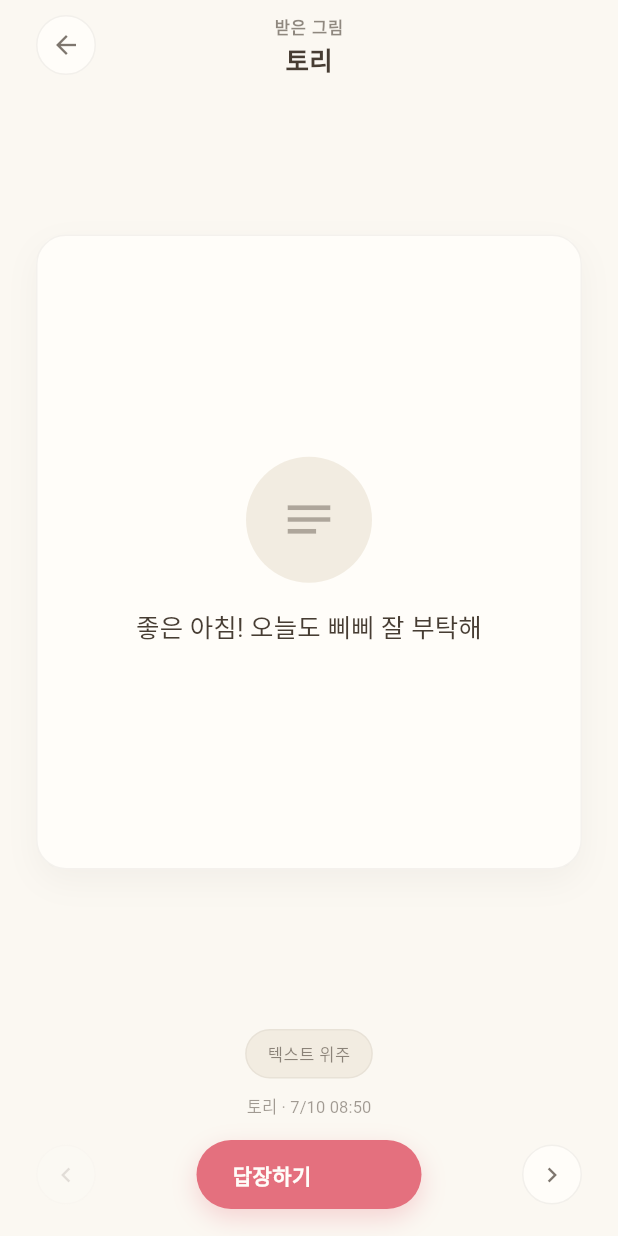
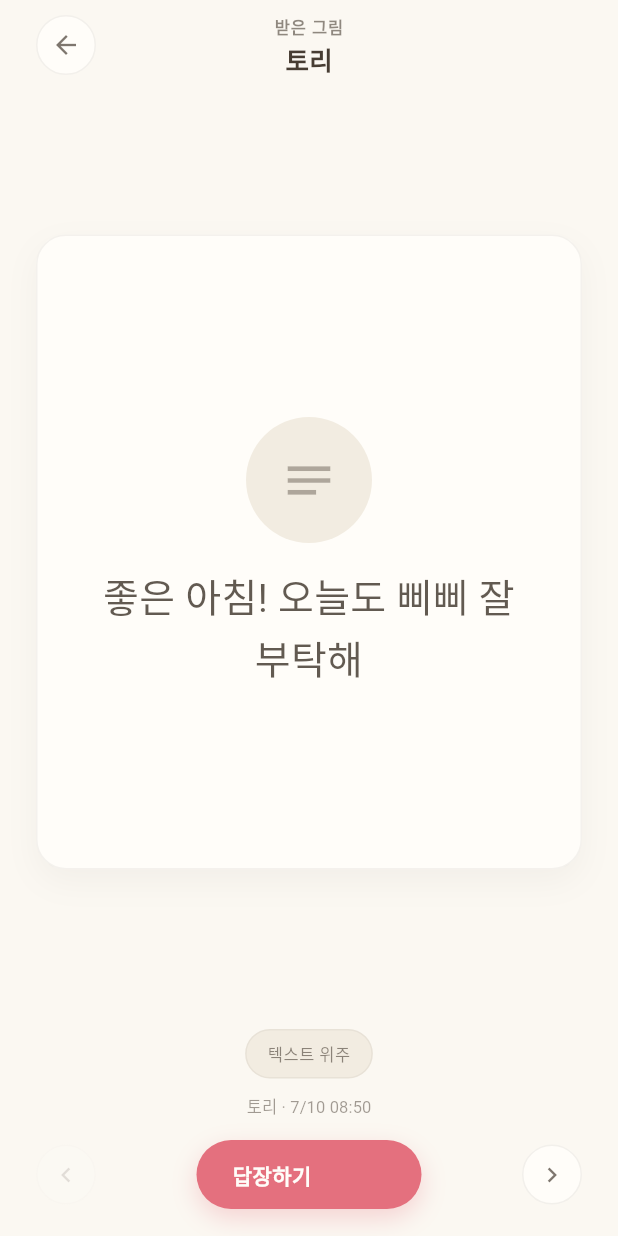
Before and after one commit to madcamp-official/26s-w2-c1-04, a Flutter app: the ViewerScreen screen opened directly, on a phone screen of 412 x 824 dp. Run offline on Flutter 3.47's test engine with Material 3 defaults, Android fonts, the phone set to English and light mode, and no system bars; our stand-ins replace image_picker, socket_io_client; accounts and stored records are empty; Roboto replaces fonts that are missing (Georgia, Helvetica, NanumPen).

Commit message:
fix(app): 피드백 루프 — 뷰어 편지 손글씨화·주석 이모지 잔여물 정리
전 화면 세트(홈·그리기·뷰어·사진첩·집·스토어·설정·일기) 캡처 QA 결과 반영:
- 뷰어의 텍스트 편지를 cpSans → cpHand(나눔펜)로 통일(홈 편지 카드와 같은 목소리)
- pet_home 주석의 하트 문자 2건 제거(이모지 grep 0 유지)
검증: analyze 에러 0 · 이모지 0 · 무스크롤 · build web 통과 · 8화면 시각 확인

Session: 56afd6da-a746-4c81-a0ae-6123d66da686
Co-Authored-By: Claude Fable 5 <noreply@anthropic.com>

```diff
--- a/app/lib/ui/screens/pet_home.dart
+++ b/app/lib/ui/screens/pet_home.dart
@@ -4,7 +4,7 @@
 // LETTER is the hero object and the pet is a small companion beside it.
 //
 //   top bar     coins · serif wordmark · bell · poke
-//   couple      상대 ♥ 나 (serif, small — no D-day per frontend.md D2)
+//   couple      상대-하트-나 (serif, small — no D-day per frontend.md D2)
 //   LETTER      the partner's newest doodle, shown BIG like a letter/polaroid
 //               (real strokes/photo/text; sealed face for unopened ephemeral;
 //               an honest quiet placeholder when nothing has arrived)
@@ -248,7 +248,7 @@ class _TopBar extends StatelessWidget {
 }
 
 // ===========================================================================
-// Couple line — 상대 ♥ 나, in a quiet serif (no D-day)
+// Couple line — 상대-하트-나, in a quiet serif (no D-day)
 // ===========================================================================
 
 class _CoupleLine extends StatelessWidget {
--- a/app/lib/ui/screens/viewer.dart
+++ b/app/lib/ui/screens/viewer.dart
@@ -291,7 +291,8 @@ class _ViewerScreenState extends State<ViewerScreen> {
                   child: Text(
                     d.textBody!,
                     textAlign: TextAlign.center,
-                    style: cpSans(size: 17, height: 1.5),
+                    // The letter's own voice — handwriting, like the home card.
+                    style: cpHand(size: 26, color: cpInkA(0.85), height: 1.5),
                   ),
                 )
               else
@@ -310,7 +311,8 @@ class _ViewerScreenState extends State<ViewerScreen> {
             padding: const EdgeInsets.all(12),
             color: cpPrint.withValues(alpha: 0.86),
             child: Text(d.textBody!,
-                textAlign: TextAlign.center, style: cpSans(size: 14)),
+                textAlign: TextAlign.center,
+                style: cpHand(size: 19, color: cpInkA(0.85))),
           ),
         ),
       );
```
